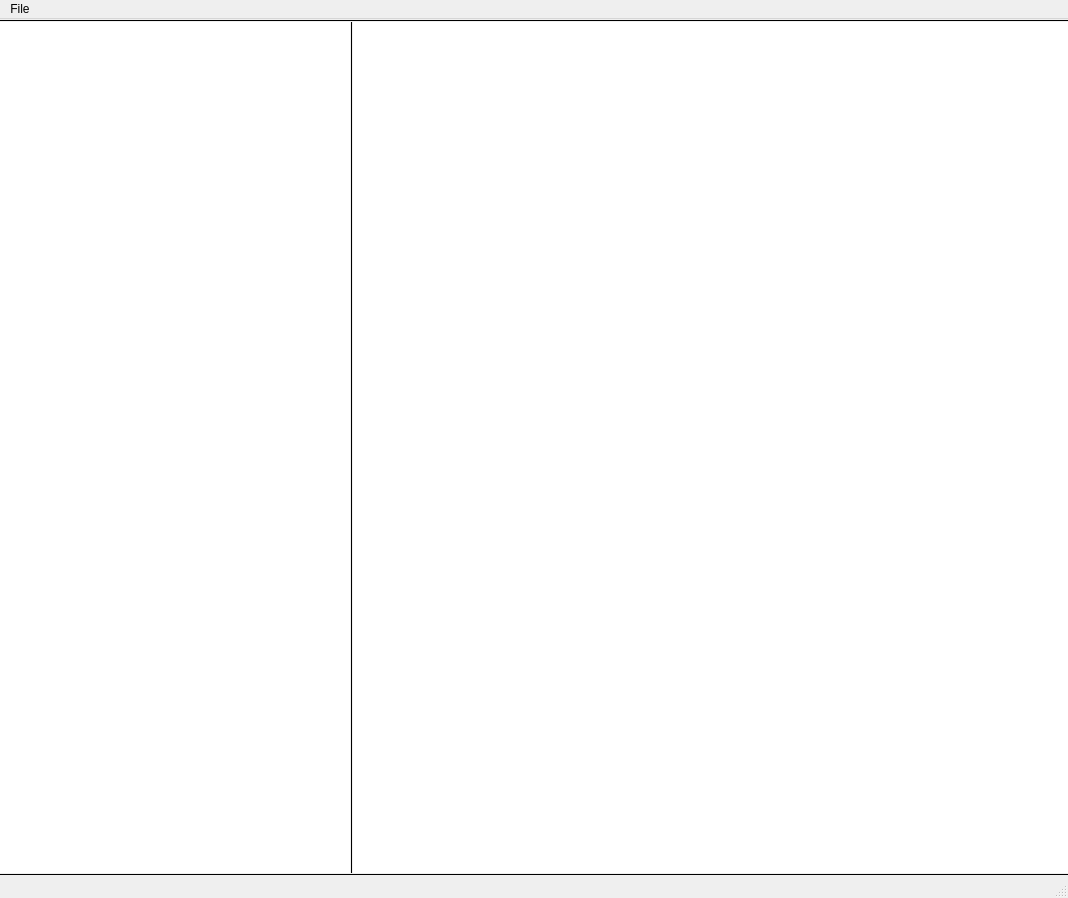
Qt form source/mainwindow.ui (ChristianMarty/HEX-Merger) before a commit.
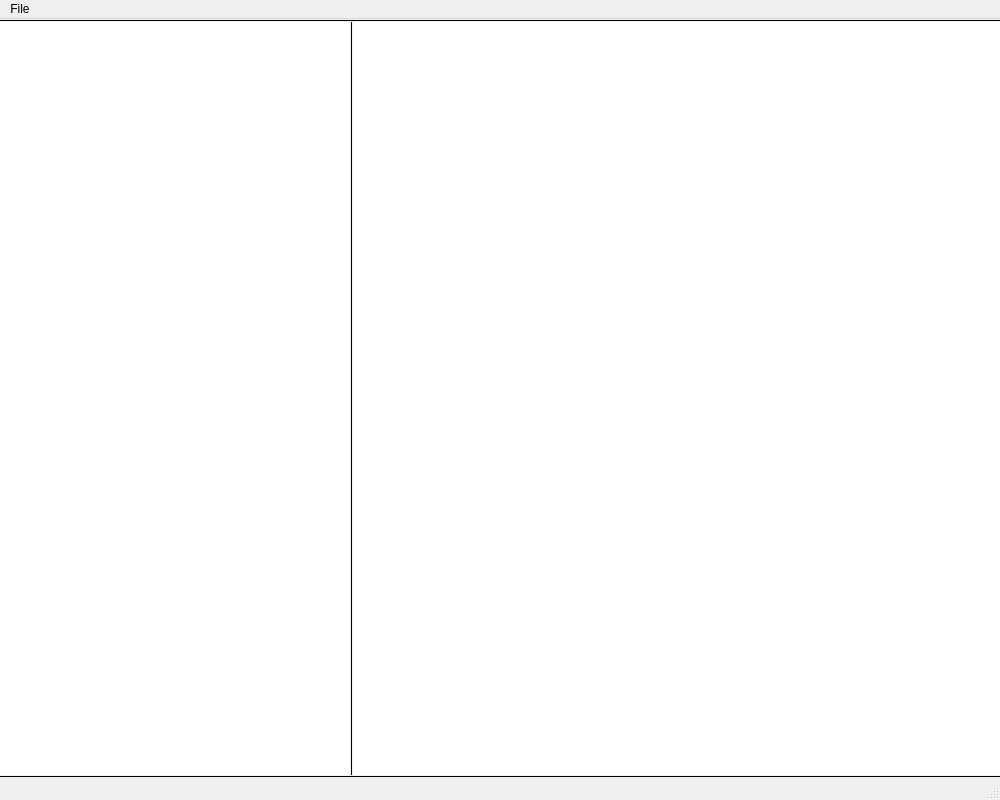
The same form after that commit.

What changed in the file:
```diff
--- a/source/mainwindow.ui
+++ b/source/mainwindow.ui
@@ -6,8 +6,8 @@
    <rect>
     <x>0</x>
     <y>0</y>
-    <width>1068</width>
-    <height>898</height>
+    <width>1000</width>
+    <height>800</height>
    </rect>
   </property>
   <property name="windowTitle">
@@ -106,7 +106,7 @@
     <rect>
      <x>0</x>
      <y>0</y>
-     <width>1068</width>
+     <width>1000</width>
      <height>22</height>
     </rect>
    </property>
```
